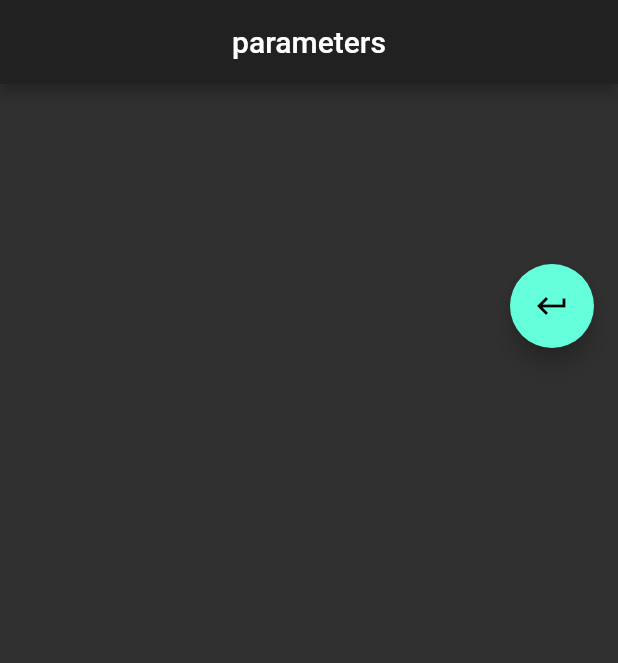
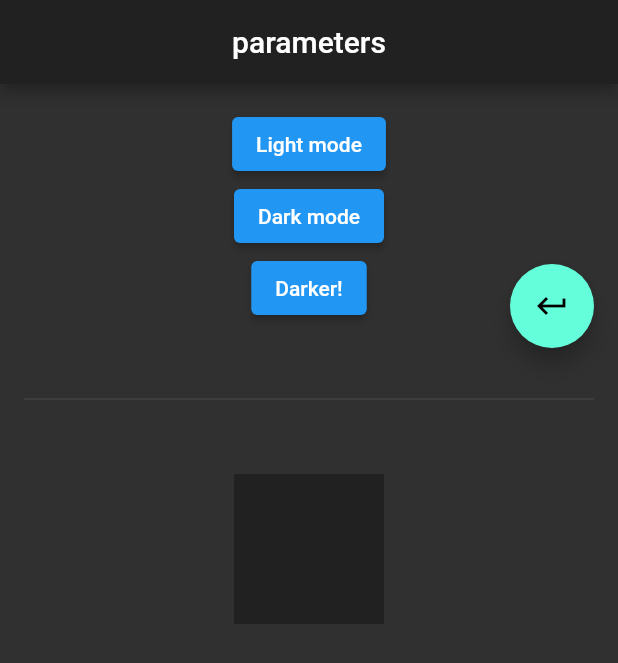
Before and after one commit to lucasPARISOT/winemanagement, a Flutter app: the screen it shows after launch, after a tap on the "settings" icon, on a phone screen of 412 x 824 dp. Shown: the top 663 px of the screen. Run offline on Flutter 3.47's test engine with Material 2 defaults, Android fonts, the phone set to English and light mode, and no system bars; our stand-ins replace easy_localization; network calls fail.

Commit message:
Theme changer WORKING and new custom ones possible
From https://github.com/magicleon94/dynamic_themes

```diff
--- a/assets/translations/en-US.json
+++ b/assets/translations/en-US.json
@@ -1,6 +1,8 @@
 {
-  "wineManagement": "Wine Management!",
+  "wine_management": "Wine Management!",
   "parameters": "parameters",
   "new_bottle": "Add new bottle",
-  "back": "Back"
+  "back": "Back",
+  "light_mode": "Light mode",
+  "dark_mode": "Dark mode"
 }
--- a/assets/translations/es-ES.json
+++ b/assets/translations/es-ES.json
@@ -1,6 +1,8 @@
 {
-  "wineManagement": "Wine Management!",
-  "parameters": "parámetros",
+  "wine_management": "Wine Management!",
+  "parameters": "Parámetros",
   "new_bottle": "Añadir una nueva botella",
-  "back": "Volver"
+  "back": "Volver",
+  "light_mode": "Modo de luz",
+  "dark_mode": "Modo oscuro"
 }
--- a/assets/translations/fr-FR.json
+++ b/assets/translations/fr-FR.json
@@ -1,6 +1,8 @@
 {
-  "wineManagement": "Wine Management!",
+  "wine_management": "Wine Management!",
   "parameters": "Paramètres",
   "new_bottle": "Ajouter une nouvelle bouteille",
-  "back": "Retour"
+  "back": "Retour",
+  "light_mode": "Mode lumineux",
+  "dark_mode": "Mode sombre"
 }
--- a/lib/app.dart
+++ b/lib/app.dart
@@ -1,9 +1,11 @@
+import 'package:easy_localization/easy_localization.dart';
 import 'package:flutter/material.dart';
-import 'package:easy_localization/easy_localization.dart';
 
+import 'custom_themes.dart';
 import 'my_home_page.dart';
 
 class MyApp extends StatelessWidget {
+
   @override
   Widget build(BuildContext context) {
     return MaterialApp(
@@ -11,10 +13,11 @@ class MyApp extends StatelessWidget {
       supportedLocales: [
         const Locale('fr', 'FR'),
         const Locale('en', 'US'),
-        const Locale('es','ES'),
+        const Locale('es', 'ES'),
       ],
-      title: tr('wineManagement'),
-      home: MyHomePage(),
+      title: tr('wine_management'),
+      theme: CustomTheme.of(context),
+      home: MyHomePage(theme: CustomTheme.of(context)),
     );
   }
 }
--- /dev/null
+++ b/lib/custom_themes.dart
@@ -0,0 +1,71 @@
+import 'package:flutter/material.dart';
+import 'package:flutter/widgets.dart';
+
+import 'my_themes.dart';
+
+class _CustomTheme extends InheritedWidget {
+  final CustomThemeState data;
+
+  _CustomTheme({
+    required this.data,
+    Key? key,
+    required Widget child,
+  }) : super(key: key, child: child);
+
+  @override
+  bool updateShouldNotify(_CustomTheme oldWidget) {
+    return true;
+  }
+}
+
+class CustomTheme extends StatefulWidget {
+  final Widget child;
+  final MyThemeKeys initialThemeKey;
+
+  const CustomTheme({
+    Key? key,
+    required this.initialThemeKey,
+    required this.child,
+  }) : super(key: key);
+
+  @override
+  CustomThemeState createState() => new CustomThemeState();
+
+  static ThemeData of(BuildContext context) {
+    _CustomTheme? inherited =
+    (context.dependOnInheritedWidgetOfExactType<_CustomTheme>());
+    return inherited!.data.theme;
+  }
+
+  static CustomThemeState instanceOf(BuildContext context) {
+    _CustomTheme? inherited =
+    (context.dependOnInheritedWidgetOfExactType<_CustomTheme>());
+    return inherited!.data;
+  }
+}
+
+class CustomThemeState extends State<CustomTheme> {
+  late ThemeData _theme;
+
+  ThemeData get theme => _theme;
+
+  @override
+  void initState() {
+    _theme = MyThemes.getThemeFromKey(widget.initialThemeKey);
+    super.initState();
+  }
+
+  void changeTheme(MyThemeKeys themeKey) {
+    setState(() {
+      _theme = MyThemes.getThemeFromKey(themeKey);
+    });
+  }
+
+  @override
+  Widget build(BuildContext context) {
+    return new _CustomTheme(
+      data: this,
+      child: widget.child,
+    );
+  }
+}
--- a/lib/dao.dart
+++ b/lib/dao.dart
@@ -1,5 +1,3 @@
-import 'dart:convert';
-
 import 'package:http/http.dart' as http;
 
 class DAO {
--- a/lib/main.dart
+++ b/lib/main.dart
@@ -1,17 +1,23 @@
-import 'app.dart';
-
 import 'package:easy_localization/easy_localization.dart';
 import 'package:flutter/material.dart';
+
+import 'app.dart';
+import 'custom_themes.dart';
+import 'my_themes.dart';
 
 void main() async{
   WidgetsFlutterBinding.ensureInitialized();
   await EasyLocalization.ensureInitialized();
+
   runApp(
-    EasyLocalization(
+    CustomTheme(
+      initialThemeKey: MyThemeKeys.DARK,
+      child: EasyLocalization(
         supportedLocales: [Locale('en', 'US'), Locale('fr', 'FR'), Locale('es','ES')],
         path: 'assets/translations',
         fallbackLocale: Locale('fr', 'FR'),
         child:  MyApp(),
+      ),
     )
   );
 }
--- a/lib/my_home_page.dart
+++ b/lib/my_home_page.dart
@@ -1,12 +1,14 @@
-import 'dao.dart';
-
 import 'package:flutter/material.dart';
 import 'package:easy_localization/easy_localization.dart';
 
+import 'dao.dart';
 import 'parameters_page.dart';
 
 class MyHomePage extends StatefulWidget {
-  const MyHomePage() : super();
+
+  final ThemeData theme;
+
+  MyHomePage({Key? key, required this.theme}) : super(key: key);
 
   @override
   _MyHomePageState createState() => _MyHomePageState();
@@ -29,15 +31,14 @@ class _MyHomePageState extends State<MyHomePage> {
   void _navigateParameters() {
     Navigator.push(
       context,
-      MaterialPageRoute(builder: (context) => ParametersPage()),
+      MaterialPageRoute(builder: (context) => ParametersPage(theme: widget.theme)),
     );
   }
 
   PreferredSizeWidget appBar(BuildContext context) {
-
     return AppBar(
       centerTitle: true,
-      title: Text(tr('wineManagement')),
+      title: Text(tr('wine_management')),
       bottom: TabBar(
         tabs: <Widget>[
           Tab(
@@ -76,6 +77,7 @@ class _MyHomePageState extends State<MyHomePage> {
         Align(
           alignment: Alignment(1.0, -0.5),
           child: FloatingActionButton(
+            heroTag: "btn1",
             onPressed: _navigateParameters,
             tooltip: tr('parameters'),
             child: Icon(Icons.settings),
@@ -84,6 +86,7 @@ class _MyHomePageState extends State<MyHomePage> {
         Align(
           alignment: Alignment.bottomRight,
           child: FloatingActionButton(
+            heroTag: "btn2",
             onPressed: _incrementCounter,
             tooltip: tr('new_bottle'),
             child: Icon(Icons.add),
@@ -97,7 +100,7 @@ class _MyHomePageState extends State<MyHomePage> {
     return new Column(
       mainAxisAlignment: MainAxisAlignment.center,
       children: [
-        Text(tr('wineManagement')),
+        Text(tr('wine_management')),
         Image(image: AssetImage(imageWine)),
       ],
     );
@@ -105,15 +108,8 @@ class _MyHomePageState extends State<MyHomePage> {
 
   @override
   Widget build(BuildContext context) {
-
-    print(Localizations.localeOf(context));
-    context.resetLocale();
-    print(Localizations.localeOf(context));
-
     return MaterialApp(
-      theme: ThemeData(
-        brightness: Brightness.dark,
-      ),
+      theme: widget.theme,
       home: DefaultTabController(
         length: 3,
         child: Scaffold(
--- /dev/null
+++ b/lib/my_themes.dart
@@ -0,0 +1,27 @@
+import 'package:flutter/material.dart';
+
+enum MyThemeKeys { LIGHT, DARK, DARKER }
+
+class MyThemes {
+  static final ThemeData lightTheme = ThemeData.light();
+
+  static final ThemeData darkTheme = ThemeData.dark();
+
+  static final ThemeData darkerTheme = ThemeData(
+    primaryColor: Colors.black,
+    brightness: Brightness.dark,
+  );
+
+  static ThemeData getThemeFromKey(MyThemeKeys themeKey) {
+    switch (themeKey) {
+      case MyThemeKeys.LIGHT:
+        return lightTheme;
+      case MyThemeKeys.DARK:
+        return darkTheme;
+      case MyThemeKeys.DARKER:
+        return darkerTheme;
+      default:
+        return lightTheme;
+    }
+  }
+}
--- a/lib/parameters_page.dart
+++ b/lib/parameters_page.dart
@@ -1,9 +1,15 @@
+import 'package:easy_localization/easy_localization.dart';
 import 'package:flutter/material.dart';
-import 'package:easy_localization/easy_localization.dart';
-import 'package:winemanagement/my_home_page.dart';
+
+import 'custom_themes.dart';
+import 'my_home_page.dart';
+import 'my_themes.dart';
 
 class ParametersPage extends StatefulWidget {
-  const ParametersPage() : super();
+
+  final ThemeData theme;
+
+  ParametersPage({Key? key, required this.theme}) : super(key: key);
 
   @override
   _ParametersPage createState() => _ParametersPage();
@@ -14,8 +20,12 @@ class _ParametersPage extends State<ParametersPage> {
   void _navigateHomePage() {
     Navigator.push(
       context,
-      MaterialPageRoute(builder: (context) => MyHomePage()),
+      MaterialPageRoute(builder: (context) => MyHomePage(theme: widget.theme)),
     );
+  }
+
+  void _changeTheme(BuildContext buildContext, MyThemeKeys key) {
+    CustomTheme.instanceOf(buildContext).changeTheme(key);
   }
 
   Widget floatingButton() {
@@ -43,13 +53,45 @@ class _ParametersPage extends State<ParametersPage> {
   @override
   Widget build(BuildContext context) {
     return MaterialApp(
-      theme: ThemeData(
-        brightness: Brightness.dark,
-      ),
+      theme: widget.theme,
       home: Scaffold(
         appBar: appBar(),
-        //body: Center(
-        //),
+          body: Padding(
+            padding: const EdgeInsets.all(16),
+            child: Center(
+              child: Column(
+                crossAxisAlignment: CrossAxisAlignment.center,
+                mainAxisSize: MainAxisSize.max,
+                children: <Widget>[
+                  ElevatedButton(
+                    onPressed: () {
+                      _changeTheme(context, MyThemeKeys.LIGHT);
+                    },
+                    child: Text(tr("light_mode")),
+                  ),
+                  ElevatedButton(
+                    onPressed: () {
+                      _changeTheme(context, MyThemeKeys.DARK);
+                    },
+                    child: Text(tr("dark_mode")),
+                  ),
+                  ElevatedButton(
+                    onPressed: () {
+                      _changeTheme(context, MyThemeKeys.DARKER);
+                    },
+                    child: Text("Darker!"),
+                  ),
+                  Divider(height: 100,),
+                  AnimatedContainer(
+                    duration: Duration(milliseconds: 500),
+                    color: Theme.of(context).primaryColor,
+                    width: 100,
+                    height: 100,
+                  ),
+                ],
+              ),
+            ),
+          ),
         floatingActionButton: floatingButton()
       ),
     );
--- a/pubspec.yaml
+++ b/pubspec.yaml
@@ -28,6 +28,8 @@ dependencies:
 
   http: ^0.13.3
 
+  shared_preferences: ^2.0.6
+
   # The following adds the Cupertino Icons font to your application.
   # Use with the CupertinoIcons class for iOS style icons.
   cupertino_icons: ^1.0.2
```
